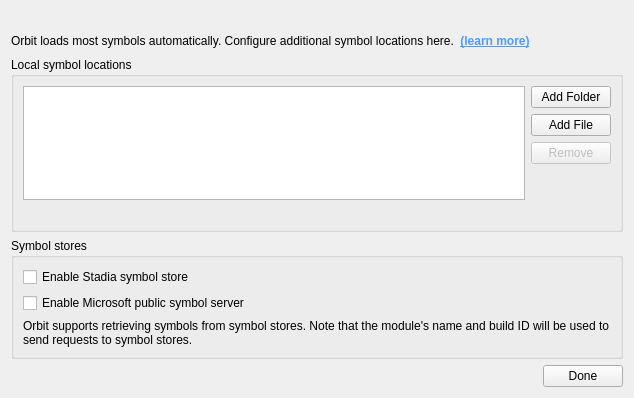
Old version of the form src/ConfigWidgets/SymbolLocationsDialog.ui in the repository google/orbit.
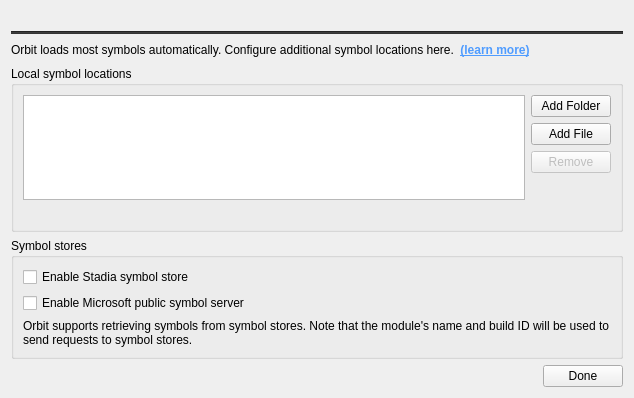
New version of the form.

Commit message: [fixup] A even newer look

Patch:
```diff
--- a/src/ConfigWidgets/SymbolLocationsDialog.ui
+++ b/src/ConfigWidgets/SymbolLocationsDialog.ui
@@ -21,6 +21,19 @@
      </property>
     </widget>
    </item>
+   <item>
+    <widget class="Line" name="line">
+     <property name="visible">
+      <bool>false</bool>
+     </property>
+     <property name="styleSheet">
+      <string notr="true">background: #353535</string>
+     </property>
+     <property name="orientation">
+      <enum>Qt::Horizontal</enum>
+     </property>
+    </widget>
+   </item>
    <item>
     <layout class="QHBoxLayout" name="horizontalLayout_0">
      <item>
```
The commit also changes 1 other file.
